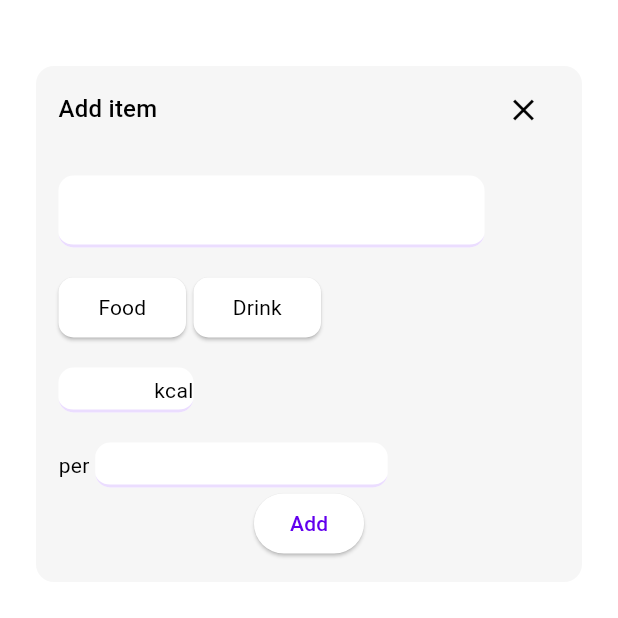
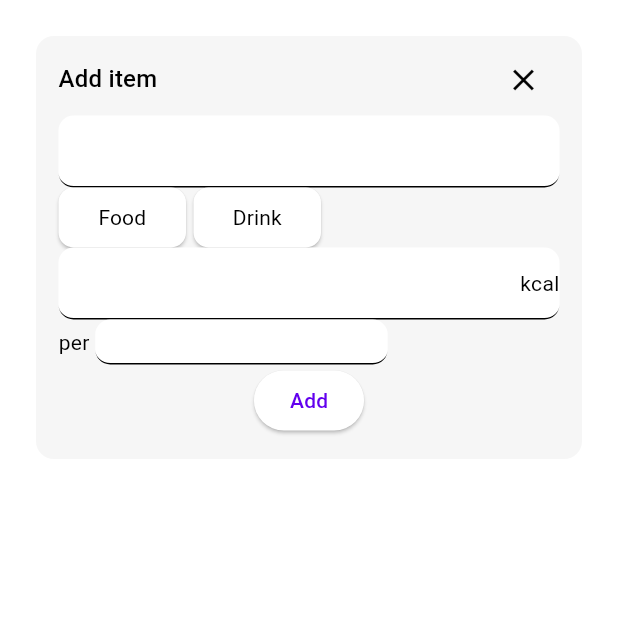
Before and after one commit to smstone0/Caloric, a Flutter app: the screen it shows after launch, item 2 of the bottom bar chosen, after a tap on the "add" icon, on a phone screen of 412 x 824 dp, the top half of it. Run offline on Flutter 3.47's test engine with Material 3 defaults, Android fonts, the phone set to English and light mode, and no system bars; our stand-ins replace sqflite; accounts and stored records are empty.

Commit message:
Add input field widget

```diff
--- a/lib/pages/nutrition_input.dart
+++ b/lib/pages/nutrition_input.dart
@@ -2,6 +2,7 @@ import 'package:caloric/databases/nutrition.dart';
 import 'package:caloric/databases/settings.dart';
 import 'package:caloric/widgets/custom_button.dart';
 import 'package:caloric/widgets/grey_card.dart';
+import 'package:caloric/widgets/input_field.dart';
 import 'package:flutter/material.dart';
 
 /// Add or edit an existing nutrition item
@@ -48,7 +49,6 @@ class _NutritionInputState extends State<NutritionInput> {
     return Material(
         child: ListView(
       children: [
-        const SizedBox(height: 20),
         GreyCard(
           child: Form(
             key: _formKey,
@@ -67,33 +67,9 @@ class _NutritionInputState extends State<NutritionInput> {
                     ),
                   ],
                 ),
-                Padding(
-                  padding:
-                      const EdgeInsets.only(top: 20, bottom: 20, right: 50),
-                  child: TextFormField(
+                InputField(
+                  hintText: 'Enter name of item',
                   initialValue: widget.nutrition?.item,
-                    cursorColor: Colors.black,
-                    decoration: InputDecoration(
-                      filled: true,
-                      hintText: "Enter name of item",
-                      //hintStyle: DefaultTextStyle.of(context).style,
-                      hintStyle: const TextStyle(
-                          color: Colors.white, fontWeight: FontWeight.normal),
-                      enabledBorder: UnderlineInputBorder(
-                        borderRadius: BorderRadius.circular(10),
-                        borderSide: BorderSide(
-                          width: 2,
-                          color: theme.primaryColor,
-                        ),
-                      ),
-                      focusedBorder: UnderlineInputBorder(
-                        borderRadius: BorderRadius.circular(10),
-                        borderSide: BorderSide(
-                          width: 4,
-                          color: theme.primaryColor,
-                        ),
-                      ),
-                    ),
                   validator: (value) {
                     if (value == null || value.isEmpty) {
                       return 'Please enter an item name';
@@ -102,10 +78,7 @@ class _NutritionInputState extends State<NutritionInput> {
                     return null;
                   },
                 ),
-                ),
-                Padding(
-                  padding: const EdgeInsets.only(bottom: 20),
-                  child: Row(
+                Row(
                   children: [
                     CustomButton(
                         widget: const Text("Food"),
@@ -138,40 +111,12 @@ class _NutritionInputState extends State<NutritionInput> {
                         size: Size.small)
                   ],
                 ),
-                ),
-                Padding(
-                  padding: const EdgeInsets.only(bottom: 20),
-                  child: Row(
-                    children: [
-                      SizedBox(
-                        width: 90,
-                        height: 30,
-                        child: TextFormField(
+                InputField(
                   initialValue: widget.nutrition?.energy.toString(),
-                          cursorColor: Colors.black,
-                          decoration: InputDecoration(
-                            filled: true,
-                            suffixIcon: Text(widget.settings.energy.unit ==
-                                    EnergyUnit.calories
+                  suffix: Text(
+                      widget.settings.energy.unit == EnergyUnit.calories
                           ? 'kcal'
                           : 'kJ'),
-                            suffixIconConstraints:
-                                const BoxConstraints(minWidth: 0, minHeight: 0),
-                            enabledBorder: UnderlineInputBorder(
-                              borderRadius: BorderRadius.circular(10),
-                              borderSide: BorderSide(
-                                width: 2,
-                                color: theme.primaryColor,
-                              ),
-                            ),
-                            focusedBorder: UnderlineInputBorder(
-                              borderRadius: BorderRadius.circular(10),
-                              borderSide: BorderSide(
-                                width: 4,
-                                color: theme.primaryColor,
-                              ),
-                            ),
-                          ),
                   validator: (value) {
                     var val = int.tryParse(value!);
                     if (val is int) {
@@ -181,37 +126,15 @@ class _NutritionInputState extends State<NutritionInput> {
                     return 'error';
                   },
                 ),
-                      ),
-                    ],
-                  ),
-                ),
                 Row(
                   children: [
                     const Text("per "),
                     SizedBox(
                       width: 195,
                       height: 30,
-                      child: TextFormField(
+                      child: InputField(
+                        suffix: Text(unit),
                         initialValue: widget.nutrition?.quantity.toString(),
-                        cursorColor: Colors.black,
-                        decoration: InputDecoration(
-                          filled: true,
-                          suffixIcon: Text(unit),
-                          enabledBorder: UnderlineInputBorder(
-                            borderRadius: BorderRadius.circular(10),
-                            borderSide: BorderSide(
-                              width: 2,
-                              color: theme.primaryColor,
-                            ),
-                          ),
-                          focusedBorder: UnderlineInputBorder(
-                            borderRadius: BorderRadius.circular(10),
-                            borderSide: BorderSide(
-                              width: 4,
-                              color: theme.primaryColor,
-                            ),
-                          ),
-                        ),
                         validator: (value) {
                           var val = int.tryParse(value!);
                           if (val is int) {
--- /dev/null
+++ b/lib/widgets/input_field.dart
@@ -0,0 +1,38 @@
+import 'package:flutter/material.dart';
+
+class InputField extends StatelessWidget {
+  const InputField(
+      {super.key,
+      this.initialValue,
+      this.suffix,
+      this.validator,
+      this.hintText});
+
+  final String? initialValue;
+  final Widget? suffix;
+  final String? Function(String?)? validator;
+  final String? hintText;
+
+  @override
+  Widget build(BuildContext context) {
+    return TextFormField(
+      initialValue: initialValue,
+      cursorColor: Colors.black,
+      decoration: InputDecoration(
+        hintText: hintText,
+        hintStyle:
+            const TextStyle(color: Colors.white, fontWeight: FontWeight.normal),
+        filled: true,
+        suffixIcon: suffix,
+        suffixIconConstraints: const BoxConstraints(minWidth: 0, minHeight: 0),
+        enabledBorder: UnderlineInputBorder(
+          borderRadius: BorderRadius.circular(10),
+        ),
+        focusedBorder: UnderlineInputBorder(
+          borderRadius: BorderRadius.circular(10),
+        ),
+      ),
+      validator: validator,
+    );
+  }
+}
```
Lines whose indentation alone changed are shown as unchanged.
